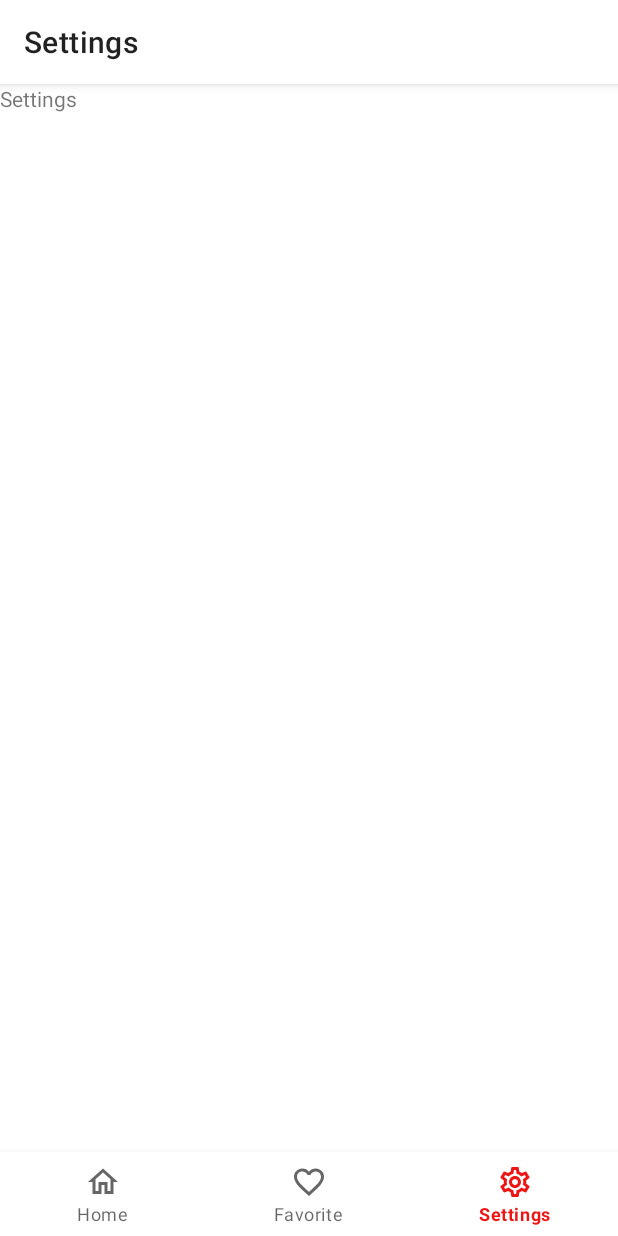
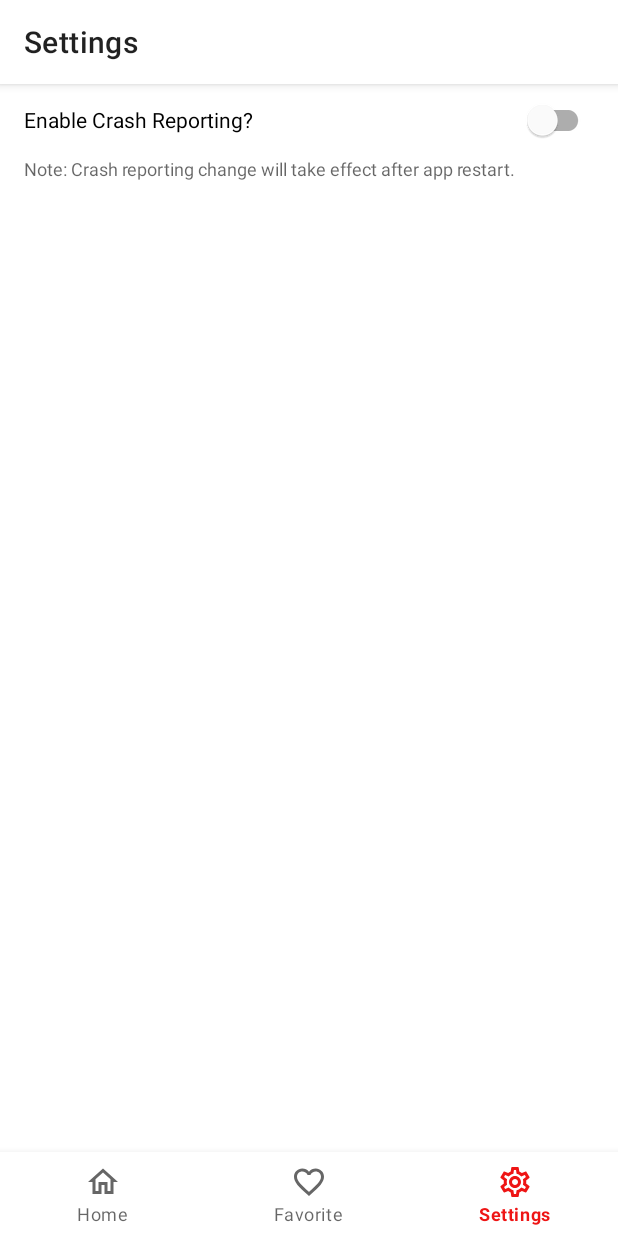
Before and after one commit to hanmajid/pokemon-app, an Android app: the SettingsFragment screen opened through its navigation route, on a phone screen of 412 x 824 dp. Run offline under Robolectric (Android 15) with nearby library versions, the phone set to English and light mode, and no system bars; our stand-ins replace data binding, navigation-ui, paging; 4 statements that could not run were skipped.

Commit message:
Finish up Settings & Favorite screens

```diff
--- a/app/src/main/AndroidManifest.xml
+++ b/app/src/main/AndroidManifest.xml
@@ -21,6 +21,10 @@
                 <category android:name="android.intent.category.LAUNCHER" />
             </intent-filter>
         </activity>
+        <!-- Disable Crashlytics by default -->
+        <meta-data
+            android:name="firebase_crashlytics_collection_enabled"
+            android:value="false" />
     </application>
 
 </manifest>
--- a/app/src/main/java/com/hanmajid/android/pokemonapp/di/AppModule.kt
+++ b/app/src/main/java/com/hanmajid/android/pokemonapp/di/AppModule.kt
@@ -6,6 +6,6 @@ import org.koin.core.annotation.Module
 /**
  * The app's Koin application-level Dependency Injection module.
  */
-@Module(includes = [DatabaseModule::class])
+@Module(includes = [DatabaseSpModule::class])
 @ComponentScan("com.hanmajid.android.pokemonapp")
 class AppModule
--- a/app/src/main/java/com/hanmajid/android/pokemonapp/ui/favorite/FavoriteFragment.kt
+++ b/app/src/main/java/com/hanmajid/android/pokemonapp/ui/favorite/FavoriteFragment.kt
@@ -65,6 +65,7 @@ class FavoriteFragment : Fragment() {
      */
     private fun setupBinding() {
         binding.lifecycleOwner = viewLifecycleOwner
+        binding.viewModel = viewModel
 
         binding.recyclerView.apply {
             layoutManager = GridLayoutManager(requireContext(), 2)
@@ -79,6 +80,11 @@ class FavoriteFragment : Fragment() {
         lifecycleScope.launch {
             viewModel.favoritePokemonFlow.collectLatest { pagingData ->
                 pokemonAdapter.submitData(pagingData)
+            }
+        }
+        pokemonAdapter.addLoadStateListener {
+            pokemonAdapter.itemCount.let {
+                viewModel.isEmpty.postValue(it <= 0)
             }
         }
     }
--- a/app/src/main/java/com/hanmajid/android/pokemonapp/ui/favorite/FavoriteViewModel.kt
+++ b/app/src/main/java/com/hanmajid/android/pokemonapp/ui/favorite/FavoriteViewModel.kt
@@ -1,5 +1,6 @@
 package com.hanmajid.android.pokemonapp.ui.favorite
 
+import androidx.lifecycle.MutableLiveData
 import androidx.lifecycle.ViewModel
 import androidx.lifecycle.viewModelScope
 import androidx.paging.cachedIn
@@ -15,6 +16,10 @@ class FavoriteViewModel(
     pokemonRepository: PokemonRepository,
     private val removePokemonFromFavoriteUseCase: RemovePokemonFromFavoriteUseCase,
 ) : ViewModel() {
+    /**
+     * Whether Favorite Pokemon is empty.
+     */
+    val isEmpty = MutableLiveData(false)
 
     /**
      * Favorite Pokemon's Flow.
--- a/app/src/main/java/com/hanmajid/android/pokemonapp/ui/settings/SettingsFragment.kt
+++ b/app/src/main/java/com/hanmajid/android/pokemonapp/ui/settings/SettingsFragment.kt
@@ -1,23 +1,44 @@
 package com.hanmajid.android.pokemonapp.ui.settings
 
 import android.os.Bundle
-import androidx.fragment.app.Fragment
 import android.view.LayoutInflater
 import android.view.View
 import android.view.ViewGroup
-import com.hanmajid.android.pokemonapp.R
+import androidx.fragment.app.Fragment
+import com.hanmajid.android.pokemonapp.databinding.FragmentSettingsBinding
+import org.koin.androidx.viewmodel.ext.android.viewModel
 
 /**
  * Settings screen.
  */
 class SettingsFragment : Fragment() {
+    private lateinit var binding: FragmentSettingsBinding
+
+    private val viewModel: SettingsViewModel by viewModel()
 
     override fun onCreateView(
         inflater: LayoutInflater, container: ViewGroup?,
         savedInstanceState: Bundle?
-    ): View? {
-        // Inflate the layout for this fragment
-        return inflater.inflate(R.layout.fragment_settings, container, false)
+    ): View {
+        binding = FragmentSettingsBinding.inflate(inflater, container, false)
+        return binding.root
+    }
+
+    override fun onViewCreated(view: View, savedInstanceState: Bundle?) {
+        super.onViewCreated(view, savedInstanceState)
+
+        setupBinding()
+    }
+
+    /**
+     * Setups the page's DataBinding.
+     */
+    private fun setupBinding() {
+        binding.lifecycleOwner = viewLifecycleOwner
+        binding.viewModel = viewModel
+        binding.switchEnableCrashReporting.setOnCheckedChangeListener { _, isChecked ->
+            viewModel.updateEnableCrashReporting(isChecked)
+        }
     }
 
     companion object {
--- a/app/src/main/res/layout/fragment_settings.xml
+++ b/app/src/main/res/layout/fragment_settings.xml
@@ -1,13 +1,38 @@
 <?xml version="1.0" encoding="utf-8"?>
-<FrameLayout xmlns:android="http://schemas.android.com/apk/res/android"
+<layout xmlns:android="http://schemas.android.com/apk/res/android"
     xmlns:tools="http://schemas.android.com/tools"
-    android:layout_width="match_parent"
-    android:layout_height="match_parent"
     tools:context=".ui.settings.SettingsFragment">
 
-    <TextView
+    <data>
+
+        <variable
+            name="viewModel"
+            type="com.hanmajid.android.pokemonapp.ui.settings.SettingsViewModel" />
+
+    </data>
+
+    <androidx.appcompat.widget.LinearLayoutCompat
         android:layout_width="match_parent"
         android:layout_height="match_parent"
-        android:text="@string/title_settings" />
+        android:orientation="vertical">
 
-</FrameLayout>
+        <com.google.android.material.switchmaterial.SwitchMaterial
+            android:id="@+id/switch_enable_crash_reporting"
+            android:layout_width="match_parent"
+            android:layout_height="wrap_content"
+            android:checked="@{viewModel.enableCrashReporting}"
+            android:paddingStart="16dp"
+            android:paddingEnd="16dp"
+            android:text="@string/enable_crash_reporting" />
+
+        <TextView
+            style="@style/TextAppearance.AppCompat.Caption"
+            android:layout_width="wrap_content"
+            android:layout_height="wrap_content"
+            android:layout_marginStart="16dp"
+            android:layout_marginEnd="16dp"
+            android:text="@string/message_enable_crash_reporting" />
+
+    </androidx.appcompat.widget.LinearLayoutCompat>
+
+</layout>
--- a/app/src/main/res/values/strings.xml
+++ b/app/src/main/res/values/strings.xml
@@ -5,7 +5,6 @@
     <string name="title_favorite">Favorite</string>
     <string name="title_settings">Settings</string>
     <string name="title_detail">Pokemon Detail</string>
-
     <string name="action_add_to_favorite">Add to Favorite</string>
     <string name="action_remove_from_favorite">Remove from Favorite</string>
     <string name="type">Type</string>
@@ -13,4 +12,7 @@
     <string name="height">Height</string>
     <string name="abilities">Abilities</string>
     <string name="evolutions">Evolutions</string>
+    <string name="message_enable_crash_reporting">Note: Crash reporting change will take effect after app restart.</string>
+    <string name="enable_crash_reporting">Enable Crash Reporting?</string>
+    <string name="message_favorite_empty">You have no favorite Pokemon yet</string>
 </resources>
```
Also changed, not shown: app/build.gradle (+6 -1 lines), app/src/main/java/com/hanmajid/android/pokemonapp/data/graphql/GraphQLServiceImpl.kt (+12 -3 lines), app/src/main/java/com/hanmajid/android/pokemonapp/di/DatabaseModule.kt (deleted, +0 -27 lines), app/src/main/java/com/hanmajid/android/pokemonapp/di/DatabaseSpModule.kt (added, +43 -0 lines), app/src/main/java/com/hanmajid/android/pokemonapp/ui/settings/SettingsViewModel.kt (added, +43 -0 lines), app/src/main/res/layout/fragment_favorite.xml (+42 -1 lines), build.gradle (+8 -1 lines), 2 other files.
